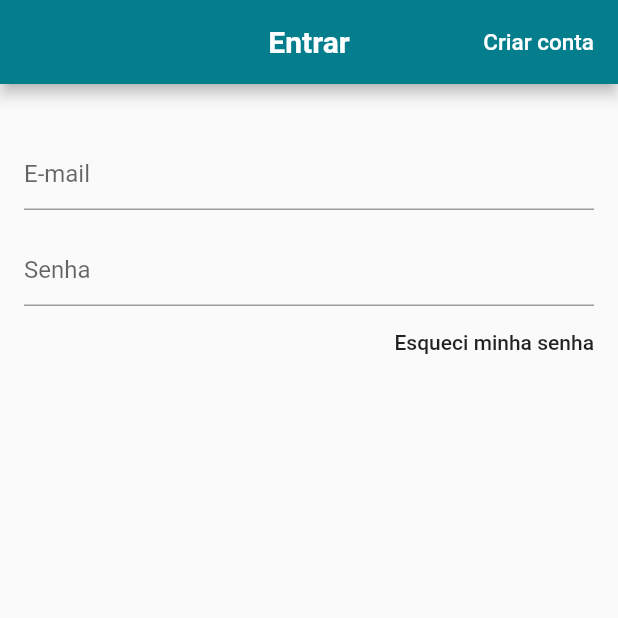
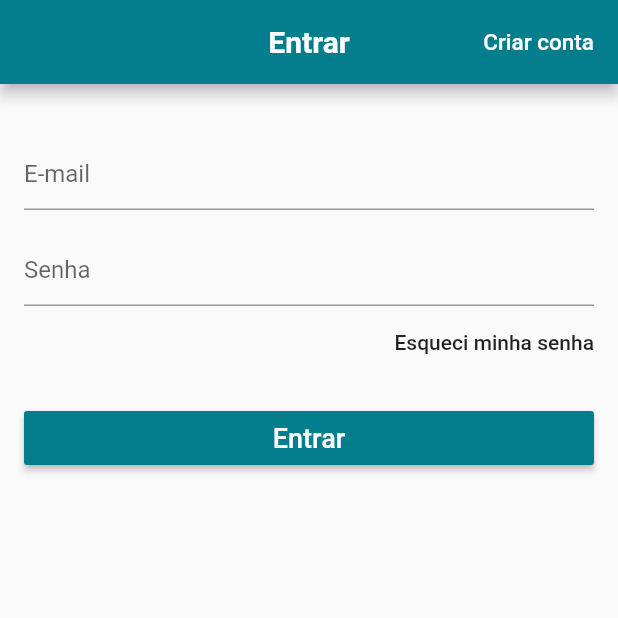
Before and after one commit to D1D1O/Loja-Online-2, a Flutter app: the screen it shows after launch, on a phone screen of 412 x 824 dp, the top half of it. Run offline on Flutter 3.47's test engine with Material 2 defaults, Android fonts, the phone set to English and light mode, and no system bars; our stand-ins replace carousel_pro, cloud_firestore, transparent_image; accounts and stored records are empty.

Commit message:
Adicionado botão para logar no sistema.

```diff
--- a/lib/screens/login_screeen.dart
+++ b/lib/screens/login_screeen.dart
@@ -52,8 +52,20 @@ class LoginScreen extends StatelessWidget {
                 padding: EdgeInsets.zero,
               ),
             ),
-         SizedBox(height: 16.0,),
-
+            SizedBox(
+              height: 16.0,
+            ),
+            RaisedButton(
+              child: Text(
+                "Entrar",
+                style: TextStyle(
+                  fontSize: 18.0,
+                ),
+              ),
+              textColor: Colors.white,
+              color: Theme.of(context).primaryColor,
+              onPressed: (){},
+            )
           ],
         ),
       ),
```
